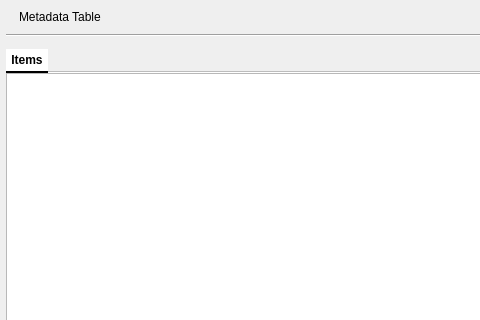
eidora-desktop/EIDORA, file src/MetadataArea/ui/metadata_table.ui: the form before one commit; both pictures show x 0 to 480 and y 0 to 320 of the 726 by 468 pixel window.
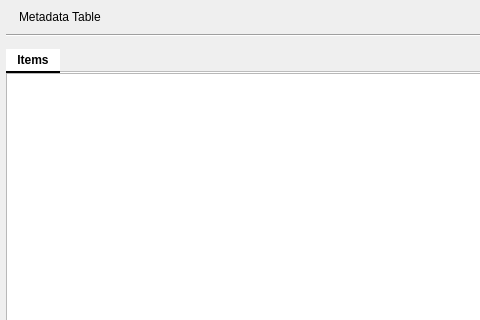
The form after the commit. Icons and pictures are not drawn.

Patch:
```diff
--- a/src/MetadataArea/ui/metadata_table.ui
+++ b/src/MetadataArea/ui/metadata_table.ui
@@ -171,9 +171,9 @@
       <item>
        <widget class="QTabWidget" name="tabs_metadata">
         <property name="styleSheet">
-         <string notr="true">QTabBar::tab { font-style: italic; font-weight: normal; padding: 4px 4px; color: palette(window-text); background-color: palette(window); border-bottom: 2px solid transparent; }
+         <string notr="true">QTabBar::tab { font-style: italic; font-weight: normal; padding: 4px 12px; color: palette(window-text); background-color: palette(window); border-bottom: 2px solid transparent; }
 QTabBar::tab:selected { background-color: palette(base); border-bottom: 2px solid palette(window-text); }
-QTabBar::tab:first, QTabBar::tab:only-one { font-style: normal; font-weight: bold; padding: 4px 6px; }</string>
+QTabBar::tab:first, QTabBar::tab:only-one { font-style: normal; font-weight: bold; padding: 4px 12px; }</string>
         </property>
         <property name="iconSize">
          <size>
```
